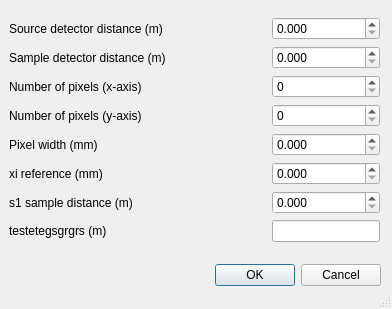
Qt form src/refred/interfaces/instrument_settings.ui (neutrons/RefRed) before a commit.
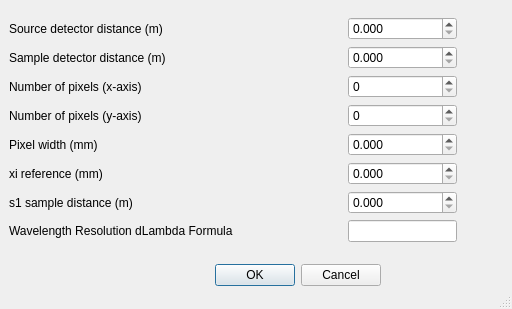
The same form after that commit.

Commit message: correct label

Patch:
```diff
--- a/src/refred/interfaces/instrument_settings.ui
+++ b/src/refred/interfaces/instrument_settings.ui
@@ -9,7 +9,7 @@
    <rect>
     <x>0</x>
     <y>0</y>
-    <width>392</width>
+    <width>512</width>
     <height>309</height>
    </rect>
   </property>
@@ -43,7 +43,7 @@
     <rect>
      <x>9</x>
      <y>9</y>
-     <width>371</width>
+     <width>448</width>
      <height>241</height>
     </rect>
    </property>
@@ -272,7 +272,7 @@
     <item row="7" column="0">
        <widget class="QLabel" name="label_7">
         <property name="text">
-         <string>testetegsgrgrs (m)</string>
+         <string>Wavelength Resolution dLambda Formula</string>
         </property>
        </widget>
       </item>
@@ -289,7 +289,7 @@
         </property>
        </spacer>
       </item>
-    <item row="7" column="3">
+    <item row="7" column="3" columnspace="3">
        <widget class="QLineEdit" name="wavelength_resolution_dLambda_formula">
        </widget>
       </item>
```
